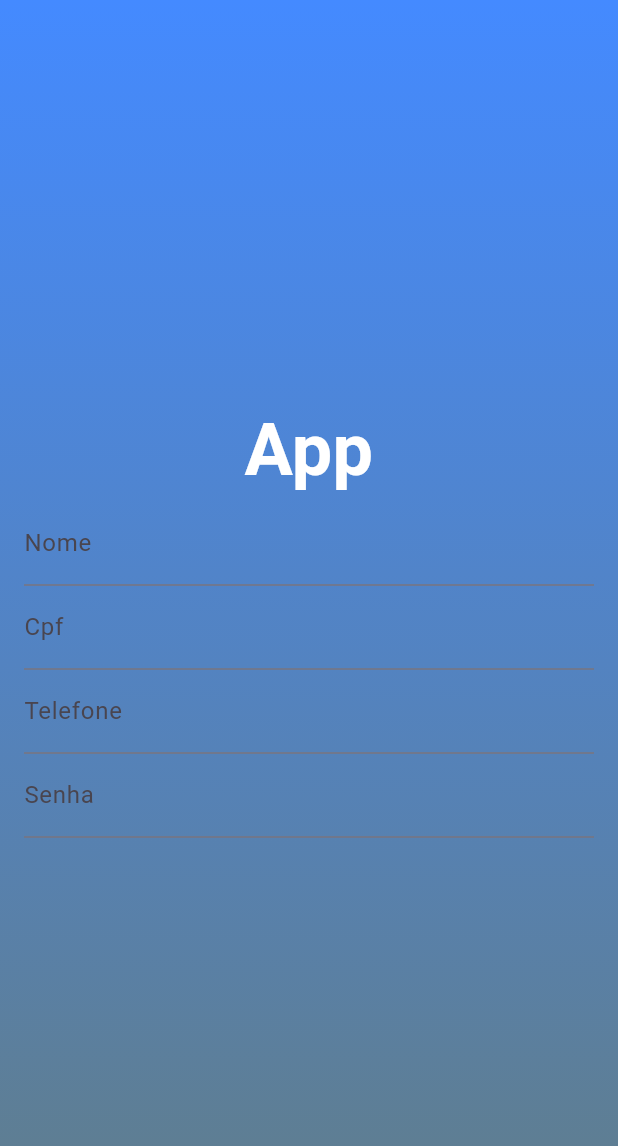
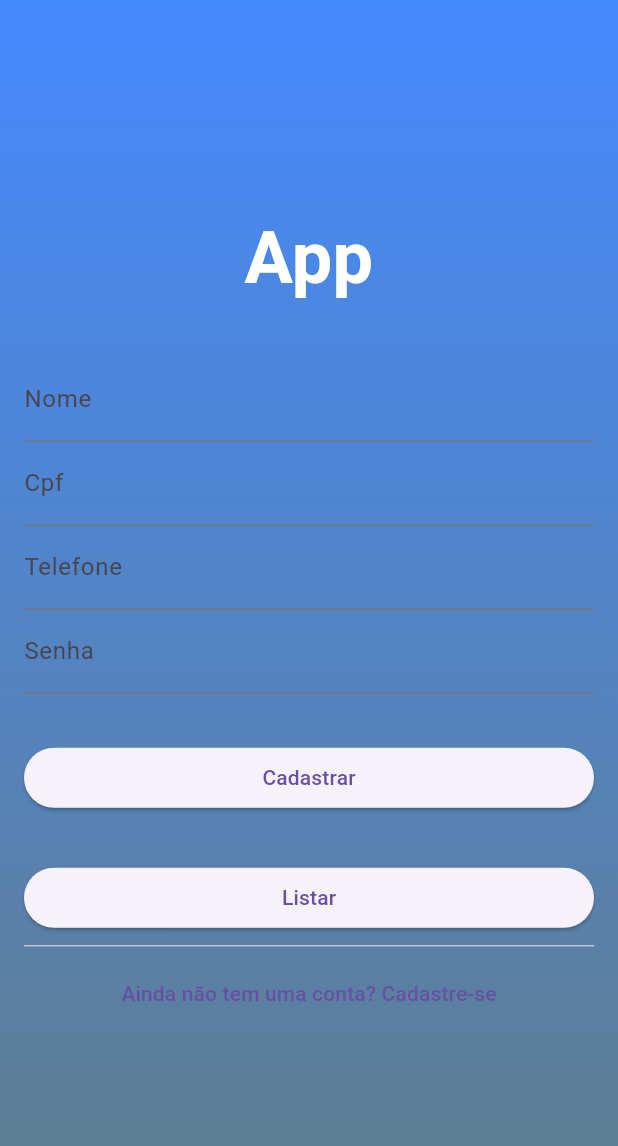
Before and after one commit to CaueYanagihara/DDM_HoraCerta, a Flutter app: the screen it shows after launch, on a phone screen of 412 x 824 dp. Shown: the top 1146 px of the screen. Run offline on Flutter 3.47's test engine with Material 3 defaults, Android fonts, the phone set to English and light mode, and no system bars; our stand-ins replace sqflite; accounts and stored records are empty.

Commit message:
Checkpoint: criado a lista e finalizado o formulario.

```diff
--- a/hora_certa/lib/app/main.dart
+++ b/hora_certa/lib/app/main.dart
@@ -1,23 +1,6 @@
 import 'package:flutter/material.dart';
-import 'package:hora_certa/app/paginas/pagina_inicio.dart';
-import 'package:hora_certa/app/paginas/pagina_registro.dart';
+import 'package:hora_certa/app/meu_app.dart';
 
 void main() {
-  runApp(MyApp());
+  runApp(MeuApp());
 }
-
-class MyApp extends StatelessWidget {
-  @override
-  Widget build(BuildContext context) {
-    return MaterialApp(
-      title: 'Flutter Demo',
-      theme: ThemeData(
-        primarySwatch: Colors.blue,
-      ),
-      routes: {
-        '/':(_) => PaginaRegistro(),
-        '/Inicio':(_) => PaginaInicio(),
-      },
-    );
-  }
-}
--- /dev/null
+++ b/hora_certa/lib/app/meu_app.dart
@@ -0,0 +1,21 @@
+import 'package:hora_certa/app/rotas.dart';
+import 'package:flutter/material.dart';
+import 'package:hora_certa/app/rotas.dart';
+import 'package:hora_certa/app/widget/formulario_cliente.dart';
+import 'package:hora_certa/app/widget/lista_cliente.dart';
+
+class MeuApp extends StatelessWidget {
+  const MeuApp({Key? key}) : super(key: key);
+  @override
+  Widget build(BuildContext context) {
+    return MaterialApp(
+      title: 'HoraCerta',
+      debugShowCheckedModeBanner: false,
+      theme: ThemeData(primarySwatch: Colors.cyan),
+      routes: {
+        Rotas.home: (context) => FormularioCliente(),
+        Rotas.clientes: (context) => ListaCliente(),
+      },
+    );
+  }
+}
--- a/hora_certa/lib/app/paginas/pagina_registro.dart
+++ /dev/null
@@ -1,66 +0,0 @@
-import 'package:flutter/material.dart';
-
-class PaginaRegistro extends StatefulWidget {
-  const PaginaRegistro({super.key});
-
-  @override
-  State<PaginaRegistro> createState() => _PaginaRegistroState();
-}
-
-class _PaginaRegistroState extends State<PaginaRegistro> {
-  @override
-  Widget build(BuildContext context) {
-    return Scaffold(
-      backgroundColor: Colors.blue,
-      body: Stack(
-        children: [
-          Container(
-            decoration: const BoxDecoration(
-              gradient: LinearGradient(
-                begin: Alignment.topCenter,
-                end: Alignment.bottomCenter,
-                colors: [
-                  Colors.blueAccent,
-                  Colors.blueGrey
-                ],
-              )
-            ),
-          ),
-          Padding(
-            padding: const EdgeInsets.all(16.0),
-            child: Form(
-              child: Column(
-                mainAxisAlignment: MainAxisAlignment.center,
-                crossAxisAlignment: CrossAxisAlignment.stretch,
-                children: [
-                  const Text(
-                    "App",
-                    textAlign: TextAlign.center,
-                    style: TextStyle(
-                      fontSize: 48,
-                      fontWeight: FontWeight.bold,
-                      color: Colors.white,
-                    ),
-                    ),
-                  TextFormField(
-                    decoration: InputDecoration(label: Text("Nome")),
-                    ),
-                  TextFormField(
-                    decoration: InputDecoration(label: Text("Cpf")),
-                    ),
-                  TextFormField(
-                    decoration: InputDecoration(label: Text("Telefone")),
-                    ),
-                  TextFormField(
-                    decoration: InputDecoration(label: Text("Senha")),
-                    obscureText: true,
-                    ),
-                ],
-              ),
-            ),
-          )
-        ],
-      )
-    );
-  }
-}
--- /dev/null
+++ b/hora_certa/lib/app/rotas.dart
@@ -0,0 +1,4 @@
+class Rotas {
+  static final String home = '/';
+  static final String clientes = 'clientes';
+}
--- /dev/null
+++ b/hora_certa/lib/app/widget/formulario_cliente.dart
@@ -0,0 +1,80 @@
+import 'package:flutter/material.dart';
+import 'package:hora_certa/app/widget/lista_cliente.dart';
+
+class FormularioCliente extends StatelessWidget {
+  @override
+  Widget build(BuildContext context) {
+    return Scaffold(
+        backgroundColor: Colors.blue,
+        body: Stack(
+          children: [
+            Container(
+              decoration: const BoxDecoration(
+                  gradient: LinearGradient(
+                begin: Alignment.topCenter,
+                end: Alignment.bottomCenter,
+                colors: [Colors.blueAccent, Colors.blueGrey],
+              )),
+            ),
+            Padding(
+              padding: const EdgeInsets.all(16.0),
+              child: Form(
+                child: Column(
+                  mainAxisAlignment: MainAxisAlignment.center,
+                  crossAxisAlignment: CrossAxisAlignment.stretch,
+                  children: [
+                    const Text(
+                      "App",
+                      textAlign: TextAlign.center,
+                      style: TextStyle(
+                        fontSize: 48,
+                        fontWeight: FontWeight.bold,
+                        color: Colors.white,
+                      ),
+                    ),
+                    SizedBox(
+                      height: 32,
+                    ),
+                    TextFormField(
+                      decoration: InputDecoration(label: Text("Nome")),
+                    ),
+                    TextFormField(
+                      decoration: InputDecoration(label: Text("Cpf")),
+                    ),
+                    TextFormField(
+                      decoration: InputDecoration(label: Text("Telefone")),
+                    ),
+                    TextFormField(
+                      decoration: InputDecoration(label: Text("Senha")),
+                      obscureText: true,
+                    ),
+                    SizedBox(
+                      height: 32,
+                    ),
+                    ElevatedButton(
+                        onPressed: () {}, child: const Text("Cadastrar")),
+                    SizedBox(
+                      height: 32,
+                    ),
+                    ElevatedButton(
+                        onPressed: () {
+                          Navigator.push(
+                            context,
+                            MaterialPageRoute(
+                                builder: (context) => ListaCliente()),
+                          );
+                        },
+                        child: const Text("Listar")),
+                    Divider(),
+                    TextButton(
+                        onPressed: () {},
+                        child:
+                            const Text("Ainda não tem uma conta? Cadastre-se"))
+                  ],
+                ),
+              ),
+            )
+          ],
+        ));
+  }
+}
```
Also changed, not shown: hora_certa/lib/app/aplicacao/ap_cliente.dart (+8 -8 lines), hora_certa/lib/app/dominio/cliente.dart (+17 -3 lines), hora_certa/lib/app/paginas/pagina_inicio.dart (deleted, +0 -22 lines), hora_certa/lib/app/widget/lista_cliente.dart (added, +66 -0 lines), hora_certa/lib/app/widget/detalhe_cliente.dart (added), 2 other files.
